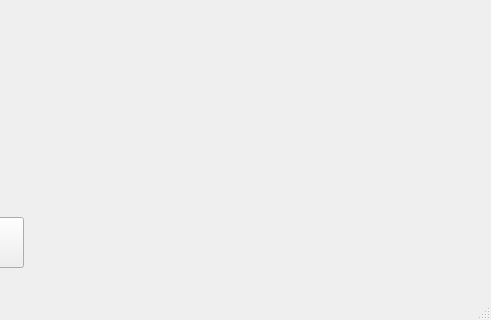
Above: designGame.ui from igorfardoc/Minesweeper before the change; both pictures show x 436 to 927 and y 453 to 773 of the 927 by 773 pixel window. Below: the same form after it.
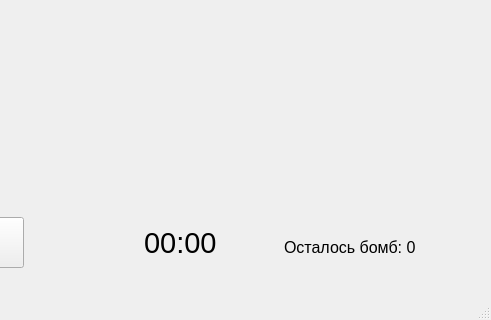
That is the form after the change.

```diff
--- a/designGame.ui
+++ b/designGame.ui
@@ -53,6 +53,42 @@
      <bool>false</bool>
     </property>
    </widget>
+   <widget class="QLabel" name="time_label">
+    <property name="geometry">
+     <rect>
+      <x>580</x>
+      <y>680</y>
+      <width>101</width>
+      <height>31</height>
+     </rect>
+    </property>
+    <property name="font">
+     <font>
+      <pointsize>22</pointsize>
+     </font>
+    </property>
+    <property name="text">
+     <string>00:00</string>
+    </property>
+   </widget>
+   <widget class="QLabel" name="bomb_label">
+    <property name="geometry">
+     <rect>
+      <x>720</x>
+      <y>690</y>
+      <width>191</width>
+      <height>21</height>
+     </rect>
+    </property>
+    <property name="font">
+     <font>
+      <pointsize>12</pointsize>
+     </font>
+    </property>
+    <property name="text">
+     <string>Осталось бомб: 0</string>
+    </property>
+   </widget>
   </widget>
   <widget class="QMenuBar" name="menubar">
    <property name="geometry">
```
